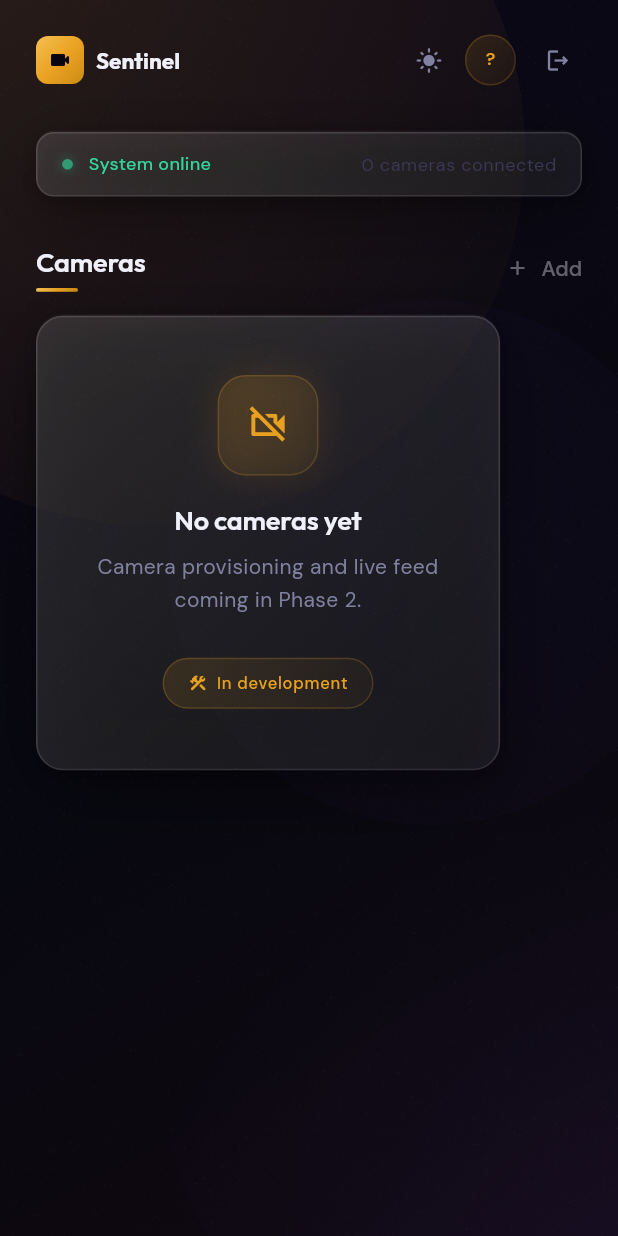
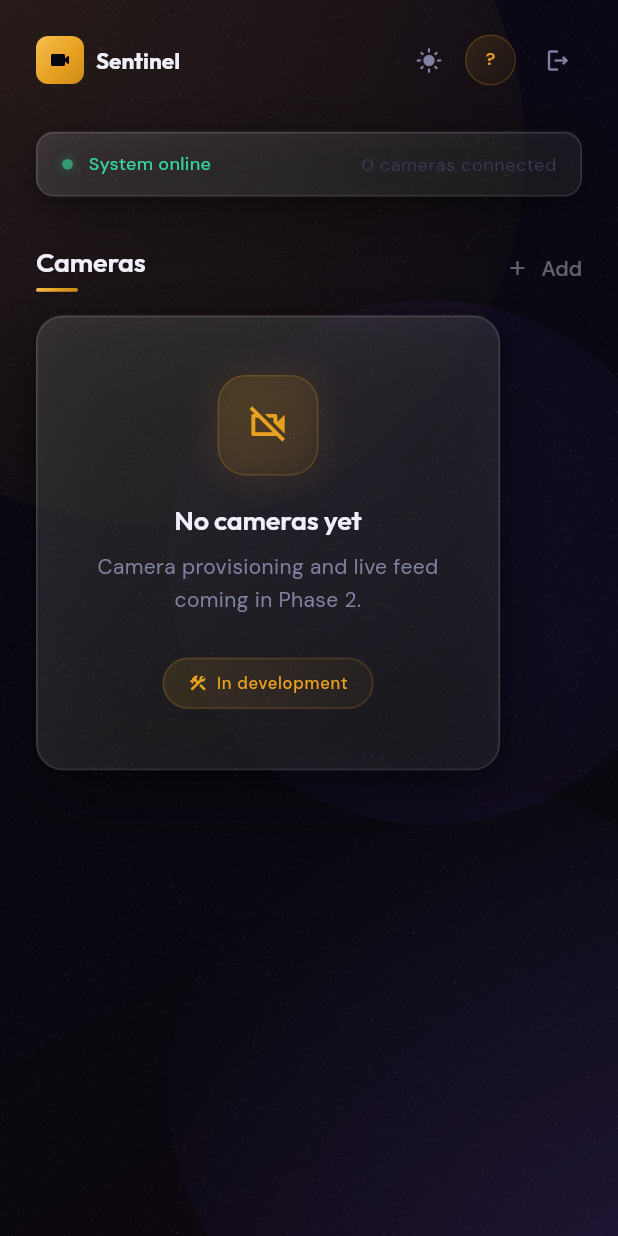
Before and after one commit to rishav0212/NVR_FLUTTER, a Flutter app: the HomePage screen opened by its route, after a tap on the "dark mode" icon, on a phone screen of 412 x 824 dp. Run offline on Flutter 3.47's test engine with Material 3 defaults, Android fonts, the light colour scheme and no system bars; our stand-ins replace app_links, dio, flutter_bloc, flutter_dotenv, flutter_secure_storage, get_it and 3 more; accounts and stored records are empty.

Commit message:
feat: complete Phase 1 architecture with advanced UI polish, haptics, and GoRouter

```diff
--- a/lib/core/theme/app_theme.dart
+++ b/lib/core/theme/app_theme.dart
@@ -176,13 +176,13 @@ class AppTheme {
     ),
     meshIndigo: const RadialGradient(
       center: Alignment(0.8, 1.0),
-      radius: 1.0,
-      colors: [Color(0x1E594FD4), Color(0x00594FD4)],
+      radius: 1.1,
+      colors: [Color.fromARGB(58, 90, 79, 212), Color(0x00594FD4)],
     ),
     meshViolet: const RadialGradient(
       center: Alignment(-0.1, 0.0),
-      radius: 0.9,
-      colors: [Color(0x0D7C3AED), Color(0x007C3AED)],
+      radius: 1,
+      colors: [Color.fromARGB(21, 124, 58, 237), Color.fromARGB(4, 124, 58, 237)],
     ),
     glassSurface: const LinearGradient(
       begin: Alignment.topLeft,
@@ -216,17 +216,17 @@ class AppTheme {
     meshAmber: const RadialGradient(
       center: Alignment(-0.7, -0.8),
       radius: 1.2,
-      colors: [Color(0x14E8A020), Color(0x00E8A020)],
+      colors: [Color.fromARGB(74, 232, 159, 32), Color(0x00E8A020)],
     ),
     meshIndigo: const RadialGradient(
       center: Alignment(0.8, 1.0),
       radius: 1.0,
-      colors: [Color(0x12594FD4), Color(0x00594FD4)],
+      colors: [Color.fromARGB(171, 90, 79, 212), Color(0x00594FD4)],
     ),
     meshViolet: const RadialGradient(
       center: Alignment(-0.1, 0.0),
-      radius: 0.9,
-      colors: [Color(0x0F7C3AED), Color(0x007C3AED)],
+      radius: 1.0,
+      colors: [Color.fromARGB(47, 124, 58, 237), Color(0x007C3AED)],
     ),
     glassSurface: const LinearGradient(
       begin: Alignment.topLeft,
--- a/lib/shared/widgets/noise_overlay.dart
+++ b/lib/shared/widgets/noise_overlay.dart
@@ -7,9 +7,8 @@ import 'package:flutter/material.dart';
 //
 // WHY THIS EXISTS:
 //   Dark gradients without noise look like flat paint.
-//   Every premium dark UI (Raycast, Arc, Linear, Vercel) uses a film grain
-//   layer. It's nearly invisible individually but transforms the perceived
-//   quality of the entire background — dark surfaces gain tactile depth.
+//   Every premium UI uses a film grain layer. It's nearly invisible individually
+//   but transforms the perceived quality of the entire background — surfaces gain tactile depth.
 //
 // HOW IT WORKS:
 //   CustomPainter draws ~8000 semi-transparent dots at a FIXED random seed.
@@ -34,6 +33,9 @@ class NoiseOverlay extends StatelessWidget {
 
   @override
   Widget build(BuildContext context) {
+    // Automatically detect the theme to determine the grain color
+    final isDark = Theme.of(context).brightness == Brightness.dark;
+
     return Stack(
       children: [
         child,
@@ -42,7 +44,9 @@ class NoiseOverlay extends StatelessWidget {
             // CRITICAL: IgnorePointer prevents grain from eating touch events
             child: RepaintBoundary(
               // RepaintBoundary isolates grain repaints from parent
-              child: CustomPaint(painter: _NoisePainter(opacity: opacity)),
+              child: CustomPaint(
+                painter: _NoisePainter(opacity: opacity, isDark: isDark),
+              ),
             ),
           ),
         ),
@@ -53,8 +57,9 @@ class NoiseOverlay extends StatelessWidget {
 
 class _NoisePainter extends CustomPainter {
   final double opacity;
+  final bool isDark;
 
-  _NoisePainter({required this.opacity});
+  _NoisePainter({required this.opacity, required this.isDark});
 
   @override
   void paint(Canvas canvas, Size size) {
@@ -62,17 +67,23 @@ class _NoisePainter extends CustomPainter {
     final random = Random(42);
     final paint = Paint();
 
+    // White dots for Dark Mode, Black dots for Light Mode
+    final rgb = isDark ? 255 : 0;
+
     // 8000 dots covers a typical phone screen with good density
     for (int i = 0; i < 8000; i++) {
       final x = random.nextDouble() * size.width;
       final y = random.nextDouble() * size.height;
       // Each dot has its own random alpha within the opacity budget
       final alpha = (random.nextDouble() * opacity * 255).toInt();
-      paint.color = Color.fromARGB(alpha, 255, 255, 255);
+
+      // Apply the dynamic color
+      paint.color = Color.fromARGB(alpha, rgb, rgb, rgb);
       canvas.drawCircle(Offset(x, y), 0.5, paint);
     }
   }
 
   @override
-  bool shouldRepaint(_NoisePainter old) => old.opacity != opacity;
+  bool shouldRepaint(_NoisePainter old) =>
+      old.opacity != opacity || old.isDark != isDark; // Repaint if theme changes
 }
--- a/lib/shared/widgets/shared_widgets.dart
+++ b/lib/shared/widgets/shared_widgets.dart
@@ -195,7 +195,7 @@ class PageBackground extends StatelessWidget {
 
     // Wrap the entire background stack with the film grain noise
     return NoiseOverlay(
-      opacity: Theme.of(context).brightness == Brightness.dark ? 0.04 : 0.015,
+      opacity: Theme.of(context).brightness == Brightness.dark ? 0.09 : 0.06,
       child: Stack(
         children: [
           Container(decoration: BoxDecoration(gradient: ext.bgGradient)),
```
